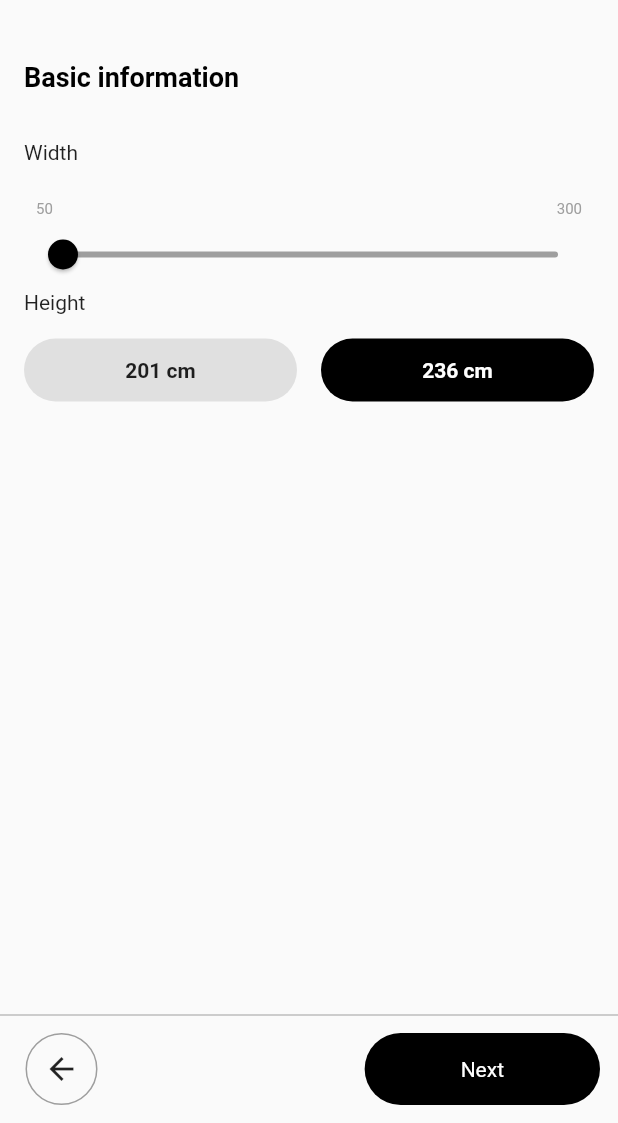
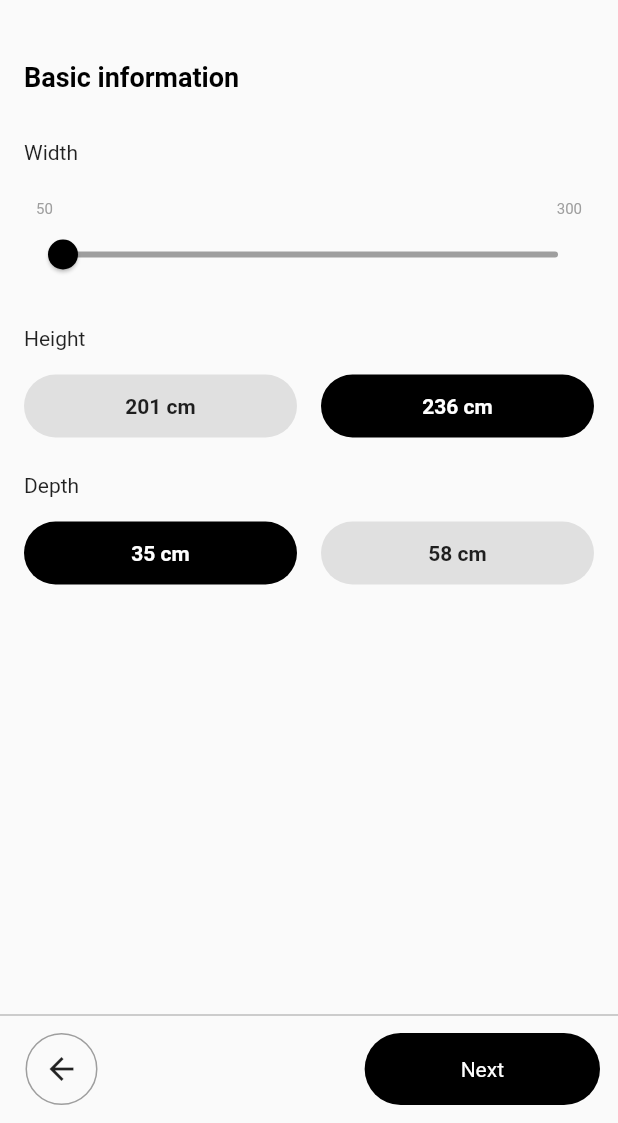
Before and after one commit to JAICHANGPARK/flutter_notebook_18th_story, a Flutter app: the screen it shows after launch, on a phone screen of 412 x 824 dp, the part 113-1236 px from its top. Run offline on Flutter 3.47's test engine with Material 2 defaults, Android fonts, the phone set to English and light mode, and no system bars; our stand-ins replace cached_network_image, flutter_lorem, flutter_riverpod, flutter_svg, freezed_annotation, go_router and 3 more.

Commit message:
Update pax_wardrobe_basic_page.dart

```diff
--- a/lib/ep1081_pax_wardrobe_app/src/ui/pax_wardrobe_basic_page.dart
+++ b/lib/ep1081_pax_wardrobe_app/src/ui/pax_wardrobe_basic_page.dart
@@ -59,6 +59,9 @@ class _PaxWardrobeBasicPageState extends State<PaxWardrobeBasicPage> {
             },
             label: "${_widthValue.toStringAsFixed(0)} cm",
           ),
+          const SizedBox(
+            height: 24,
+          ),
           const Text("Height"),
           const SizedBox(
             height: 16,
@@ -105,6 +108,56 @@ class _PaxWardrobeBasicPageState extends State<PaxWardrobeBasicPage> {
                 ),
               ],
             ),
+          ),
+          const SizedBox(
+            height: 24,
+          ),
+          const Text("Depth"),
+          const SizedBox(
+            height: 16,
+          ),
+          SizedBox(
+            height: 42,
+            width: double.infinity,
+            child: Row(
+              children: [
+                Expanded(
+                    child: Container(
+                  decoration: BoxDecoration(
+                    color: Colors.black,
+                    borderRadius: BorderRadius.circular(24),
+                  ),
+                  child: const Center(
+                    child: Text(
+                      "35 cm",
+                      style: TextStyle(
+                        fontWeight: FontWeight.bold,
+                        color: Colors.white,
+                      ),
+                    ),
+                  ),
+                )),
+                const SizedBox(
+                  width: 16,
+                ),
+                Expanded(
+                  child: Container(
+                    decoration: BoxDecoration(
+                      color: Colors.grey[300],
+                      borderRadius: BorderRadius.circular(24),
+                    ),
+                    child: const Center(
+                      child: Text(
+                        "58 cm",
+                        style: TextStyle(
+                          fontWeight: FontWeight.bold,
+                        ),
+                      ),
+                    ),
+                  ),
+                ),
+              ],
+            ),
           )
         ],
       ),
```
